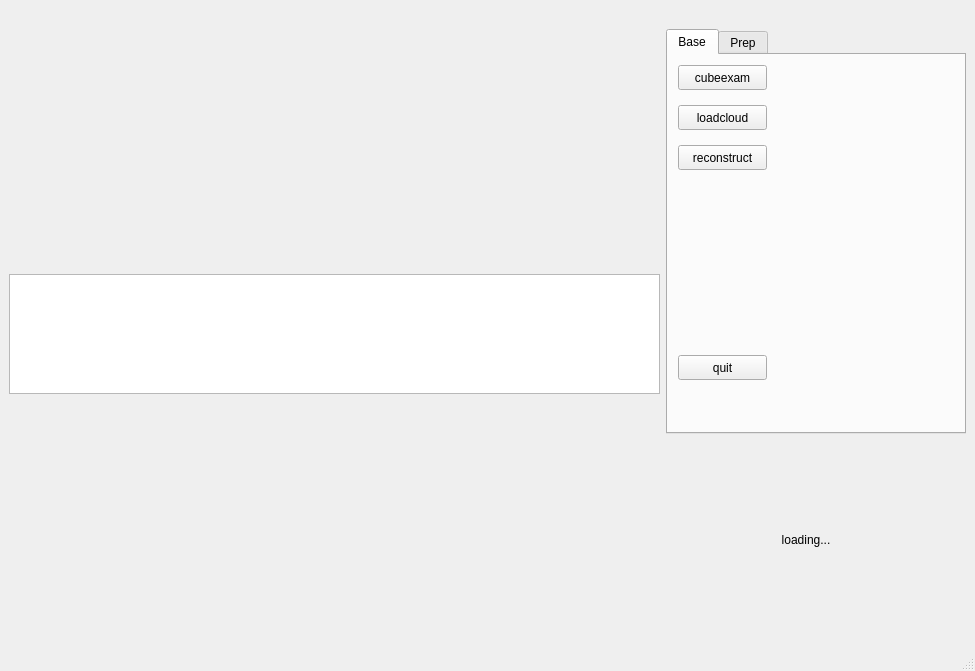
The window that src/qt_ros_pcl/gui/mainwindow.ui (wangzivector/Object_Recognition_and_Alignment-ROS-RCNN-PCL-Qt-GUI) describes before a commit, drawn with Qt 5.
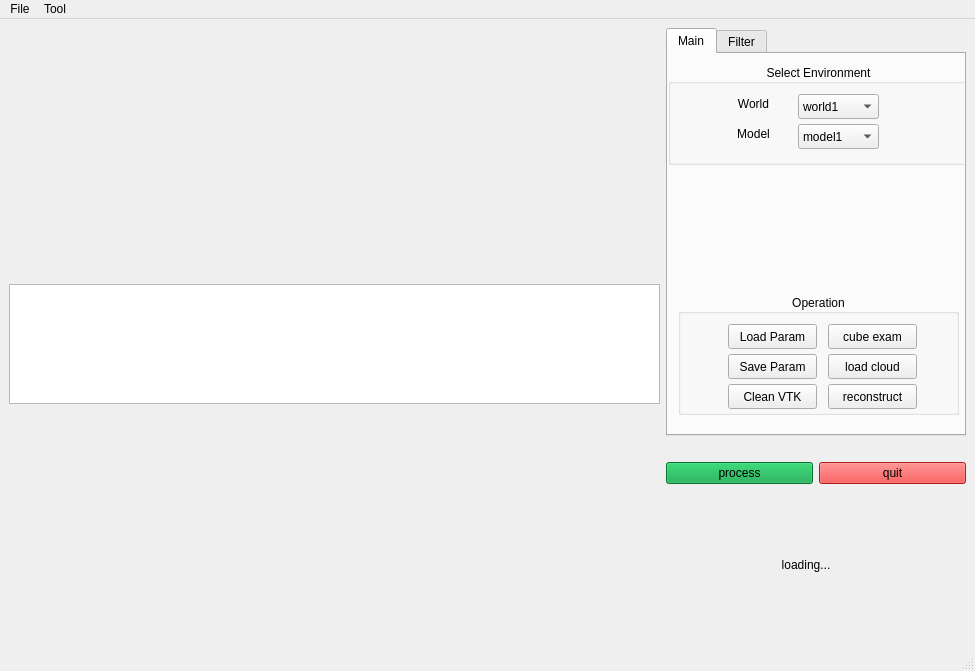
The same window after the commit. The open tabs and pages were chosen to show the change. Icons and pictures are not drawn.

Commit message: GUI fixed; objection recognition finished; param save.

The edit to the form file:
```diff
--- a/src/qt_ros_pcl/gui/mainwindow.ui
+++ b/src/qt_ros_pcl/gui/mainwindow.ui
@@ -67,22 +67,6 @@
     </item>
     <item>
      <layout class="QVBoxLayout" name="verticalLayout_right">
-      <item>
-       <spacer name="horizontalSpacer">
-        <property name="orientation">
-         <enum>Qt::Horizontal</enum>
-        </property>
-        <property name="sizeType">
-         <enum>QSizePolicy::Fixed</enum>
-        </property>
-        <property name="sizeHint" stdset="0">
-         <size>
-          <width>300</width>
-          <height>20</height>
-         </size>
-        </property>
-       </spacer>
-      </item>
       <item>
        <widget class="QTabWidget" name="tabWidget">
         <property name="sizePolicy">
@@ -120,68 +104,285 @@
           <string notr="true"/>
          </property>
          <attribute name="title">
-          <string>Base</string>
+          <string>Main</string>
          </attribute>
-         <widget class="QPushButton" name="pushButton_quit">
+         <widget class="QGroupBox" name="groupBox_en">
           <property name="geometry">
            <rect>
-            <x>10</x>
-            <y>300</y>
-            <width>89</width>
-            <height>25</height>
-           </rect>
-          </property>
-          <property name="text">
-           <string>quit</string>
-          </property>
-         </widget>
-         <widget class="QPushButton" name="pushButton_pc">
-          <property name="geometry">
-           <rect>
-            <x>10</x>
-            <y>50</y>
-            <width>89</width>
-            <height>25</height>
-           </rect>
-          </property>
-          <property name="text">
-           <string>loadcloud</string>
-          </property>
-         </widget>
-         <widget class="QPushButton" name="pushButton_ex">
-          <property name="geometry">
-           <rect>
-            <x>10</x>
+            <x>0</x>
             <y>10</y>
-            <width>89</width>
-            <height>25</height>
+            <width>301</width>
+            <height>101</height>
            </rect>
           </property>
-          <property name="text">
-           <string>cubeexam</string>
+          <property name="layoutDirection">
+           <enum>Qt::LeftToRight</enum>
           </property>
+          <property name="styleSheet">
+           <string notr="true">border-color: rgb(0, 0, 0);</string>
+          </property>
+          <property name="title">
+           <string>Select Environment</string>
+          </property>
+          <property name="alignment">
+           <set>Qt::AlignCenter</set>
+          </property>
+          <widget class="QComboBox" name="comboBox_mo">
+           <property name="geometry">
+            <rect>
+             <x>130</x>
+             <y>60</y>
+             <width>81</width>
+             <height>25</height>
+            </rect>
+           </property>
+           <item>
+            <property name="text">
+             <string>model1</string>
+            </property>
+           </item>
+           <item>
+            <property name="text">
+             <string>model2</string>
+            </property>
+           </item>
+           <item>
+            <property name="text">
+             <string>model3</string>
+            </property>
+           </item>
+           <item>
+            <property name="text">
+             <string>model4</string>
+            </property>
+           </item>
+           <item>
+            <property name="text">
+             <string>model5</string>
+            </property>
+           </item>
+           <item>
+            <property name="text">
+             <string>model6</string>
+            </property>
+           </item>
+           <item>
+            <property name="text">
+             <string>model7</string>
+            </property>
+           </item>
+           <item>
+            <property name="text">
+             <string>model8</string>
+            </property>
+           </item>
+          </widget>
+          <widget class="QLabel" name="label_wo">
+           <property name="geometry">
+            <rect>
+             <x>50</x>
+             <y>30</y>
+             <width>71</width>
+             <height>20</height>
+            </rect>
+           </property>
+           <property name="styleSheet">
+            <string notr="true">border-color: rgb(85, 87, 83);</string>
+           </property>
+           <property name="text">
+            <string>World</string>
+           </property>
+           <property name="alignment">
+            <set>Qt::AlignCenter</set>
+           </property>
+          </widget>
+          <widget class="QComboBox" name="comboBox_wo">
+           <property name="geometry">
+            <rect>
+             <x>130</x>
+             <y>30</y>
+             <width>81</width>
+             <height>25</height>
+            </rect>
+           </property>
+           <item>
+            <property name="text">
+             <string>world1</string>
+            </property>
+           </item>
+           <item>
+            <property name="text">
+             <string>world2</string>
+            </property>
+           </item>
+           <item>
+            <property name="text">
+             <string>world3</string>
+            </property>
+           </item>
+          </widget>
+          <widget class="QLabel" name="label_mo">
+           <property name="geometry">
+            <rect>
+             <x>50</x>
+             <y>60</y>
+             <width>71</width>
+             <height>20</height>
+            </rect>
+           </property>
+           <property name="styleSheet">
+            <string notr="true">border-color: rgb(46, 52, 54);</string>
+           </property>
+           <property name="text">
+            <string>Model</string>
+           </property>
+           <property name="alignment">
+            <set>Qt::AlignCenter</set>
+           </property>
+          </widget>
          </widget>
-         <widget class="QPushButton" name="pushButton_co">
+         <widget class="QGroupBox" name="groupBox">
           <property name="geometry">
            <rect>
             <x>10</x>
-            <y>90</y>
-            <width>89</width>
-            <height>25</height>
+            <y>240</y>
+            <width>281</width>
+            <height>121</height>
            </rect>
           </property>
-          <property name="text">
-           <string>reconstruct</string>
+          <property name="title">
+           <string>Operation</string>
           </property>
+          <property name="alignment">
+           <set>Qt::AlignCenter</set>
+          </property>
+          <widget class="QPushButton" name="pushButton_ex">
+           <property name="geometry">
+            <rect>
+             <x>150</x>
+             <y>30</y>
+             <width>89</width>
+             <height>25</height>
+            </rect>
+           </property>
+           <property name="text">
+            <string>cube exam</string>
+           </property>
+          </widget>
+          <widget class="QPushButton" name="pushButton_lo">
+           <property name="geometry">
+            <rect>
+             <x>50</x>
+             <y>30</y>
+             <width>89</width>
+             <height>25</height>
+            </rect>
+           </property>
+           <property name="text">
+            <string>Load Param</string>
+           </property>
+          </widget>
+          <widget class="QPushButton" name="pushButton_sa">
+           <property name="geometry">
+            <rect>
+             <x>50</x>
+             <y>60</y>
+             <width>89</width>
+             <height>25</height>
+            </rect>
+           </property>
+           <property name="text">
+            <string>Save Param</string>
+           </property>
+          </widget>
+          <widget class="QPushButton" name="pushButton_co">
+           <property name="geometry">
+            <rect>
+             <x>150</x>
+             <y>90</y>
+             <width>89</width>
+             <height>25</height>
+            </rect>
+           </property>
+           <property name="text">
+            <string>reconstruct</string>
+           </property>
+          </widget>
+          <widget class="QPushButton" name="pushButton_cl">
+           <property name="geometry">
+            <rect>
+             <x>50</x>
+             <y>90</y>
+             <width>89</width>
+             <height>25</height>
+            </rect>
+           </property>
+           <property name="text">
+            <string>Clean VTK</string>
+           </property>
+          </widget>
+          <widget class="QPushButton" name="pushButton_pc">
+           <property name="geometry">
+            <rect>
+             <x>150</x>
+             <y>60</y>
+             <width>89</width>
+             <height>25</height>
+            </rect>
+           </property>
+           <property name="text">
+            <string>load cloud</string>
+           </property>
+          </widget>
          </widget>
         </widget>
         <widget class="QWidget" name="tab_2">
          <attribute name="title">
-          <string>Prep</string>
+          <string>Filter</string>
          </attribute>
         </widget>
        </widget>
       </item>
+      <item>
+       <spacer name="horizontalSpacer">
+        <property name="orientation">
+         <enum>Qt::Horizontal</enum>
+        </property>
+        <property name="sizeType">
+         <enum>QSizePolicy::Fixed</enum>
+        </property>
+        <property name="sizeHint" stdset="0">
+         <size>
+          <width>300</width>
+          <height>20</height>
+         </size>
+        </property>
+       </spacer>
+      </item>
+      <item>
+       <layout class="QHBoxLayout" name="horizontalLayout">
+        <item>
+         <widget class="QPushButton" name="pushButton_pr">
+          <property name="styleSheet">
+           <string notr="true">background-color: rgb(7, 162, 67);</string>
+          </property>
+          <property name="text">
+           <string>process</string>
+          </property>
+         </widget>
+        </item>
+        <item>
+         <widget class="QPushButton" name="pushButton_quit">
+          <property name="styleSheet">
+           <string notr="true">background-color: rgb(239, 41, 41);</string>
+          </property>
+          <property name="text">
+           <string>quit</string>
+          </property>
+         </widget>
+        </item>
+       </layout>
+      </item>
       <item>
        <layout class="QHBoxLayout" name="horizontalLayout_4">
         <item>
@@ -189,13 +390,13 @@
           <property name="sizePolicy">
            <sizepolicy hsizetype="Fixed" vsizetype="Maximum">
             <horstretch>200</horstretch>
-            <verstretch>50</verstretch>
+            <verstretch>40</verstretch>
            </sizepolicy>
           </property>
           <property name="maximumSize">
            <size>
-            <width>300</width>
-            <height>300</height>
+            <width>200</width>
+            <height>200</height>
            </size>
           </property>
           <property name="layoutDirection">
@@ -215,12 +416,12 @@
            <enum>Qt::Vertical</enum>
           </property>
           <property name="sizeType">
-           <enum>QSizePolicy::Expanding</enum>
+           <enum>QSizePolicy::Maximum</enum>
           </property>
           <property name="sizeHint" stdset="0">
            <size>
             <width>20</width>
-            <height>200</height>
+            <height>150</height>
            </size>
           </property>
          </spacer>
@@ -240,6 +441,20 @@
      <height>28</height>
     </rect>
    </property>
+   <widget class="QMenu" name="menuFile">
+    <property name="title">
+     <string>File</string>
+    </property>
+    <addaction name="actionSave_PCD"/>
+   </widget>
+   <widget class="QMenu" name="menuTool">
+    <property name="title">
+     <string>Tool</string>
+    </property>
+    <addaction name="actionReset_Params"/>
+   </widget>
+   <addaction name="menuFile"/>
+   <addaction name="menuTool"/>
   </widget>
   <widget class="QStatusBar" name="statusbar"/>
  </widget>
```
Left out of the diff: 38 changed lines with no effect on the pictures. The commit also changes 14 other files.
